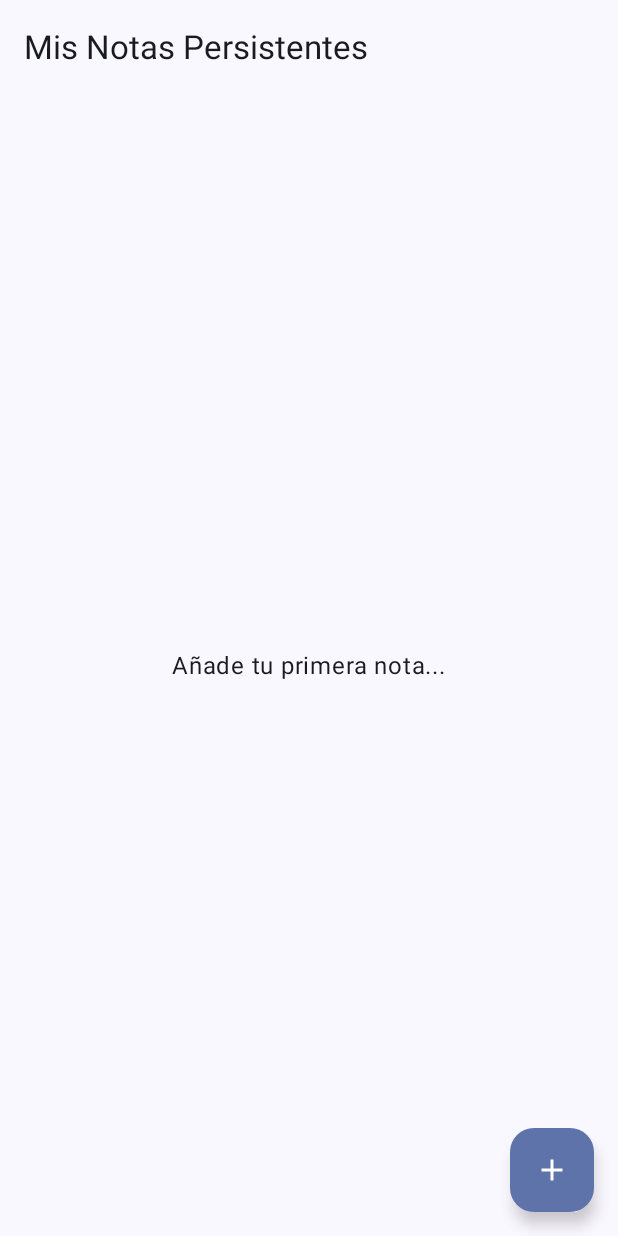
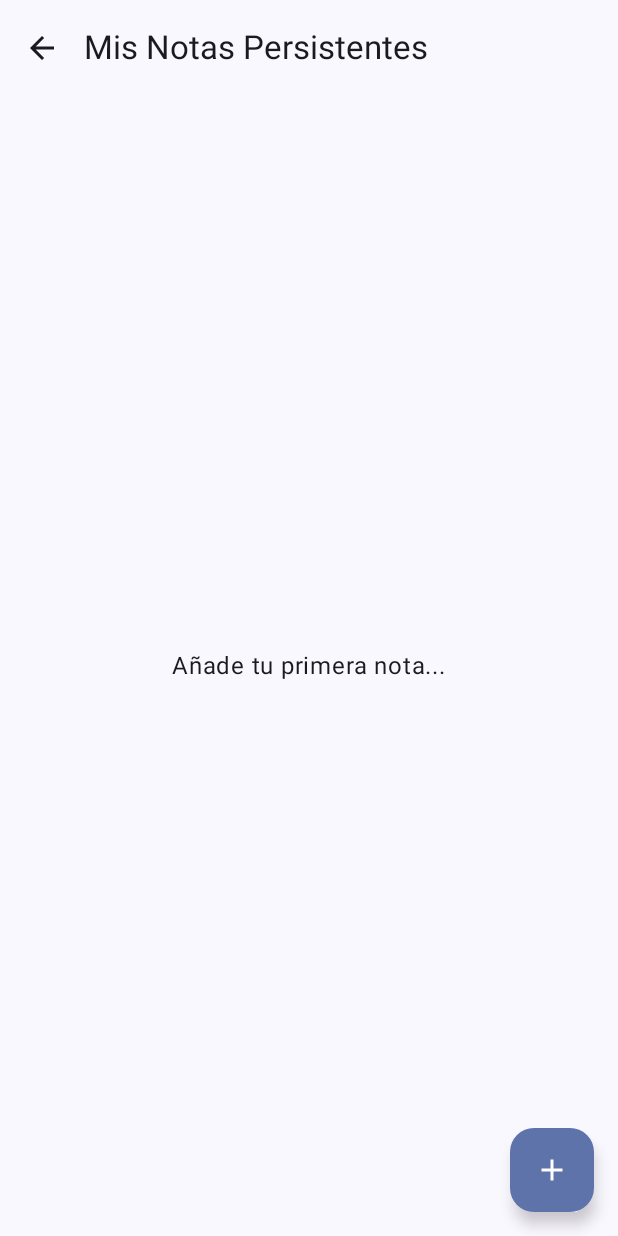
Before and after one commit to Estefano-Y/Healing, an Android app built with Jetpack Compose: the notes screen opened through its navigation route, on a phone screen of 412 x 824 dp. Run offline under Robolectric (Android 15) with nearby library versions, the phone set to English and light mode, and no system bars; our stand-ins replace Room's generated code, accompanist; libraries missing offline, so code that uses them is left out: com.google.accompanist.navigation.

```diff
--- a/app/build.gradle.kts
+++ b/app/build.gradle.kts
@@ -43,6 +43,9 @@ dependencies {
     implementation(libs.androidx.activity.compose)
     implementation(libs.androidx.lifecycle.viewmodel.compose)
 
+    // Animaciones para la Navegación
+    implementation("com.google.accompanist:accompanist-navigation-animation:0.32.0")
+
     // Dependencias de Compose UI
     implementation(libs.androidx.compose.ui)
     implementation(libs.androidx.compose.ui.graphics)
--- a/app/src/main/java/cl/tuusuario/healing/ui/screens/patient/NotesScreen.kt
+++ b/app/src/main/java/cl/tuusuario/healing/ui/screens/patient/NotesScreen.kt
@@ -1,11 +1,19 @@
 // El 'package' es correcto gracias al movimiento de la carpeta
 package cl.tuusuario.healing.ui.screens.patient
 
+// Imports adicionales para las animaciones
+import androidx.compose.animation.AnimatedVisibility
+import androidx.compose.animation.core.Spring
+import androidx.compose.animation.core.spring
+import androidx.compose.animation.scaleIn
+import androidx.compose.animation.scaleOut
+import androidx.compose.foundation.ExperimentalFoundationApi // <-- Necesario para animateItemPlacement
 import androidx.compose.foundation.layout.*
 import androidx.compose.foundation.lazy.LazyColumn
 import androidx.compose.foundation.lazy.items // <-- Import correcto para LazyColumn
 import androidx.compose.material.icons.Icons
 import androidx.compose.material.icons.filled.Add
+import androidx.compose.material.icons.filled.ArrowBack // <-- Import para el botón de atrás
 import androidx.compose.material.icons.filled.Delete
 import androidx.compose.material3.*
 import androidx.compose.runtime.*
@@ -24,7 +32,8 @@ import cl.tuusuario.healing.ui.screens.patient.notes.NotesViewModel
 import cl.tuusuario.healing.ui.screens.patient.notes.NotesViewModelFactory
 import kotlinx.coroutines.launch
 
-@OptIn(ExperimentalMaterial3Api::class)
+// OptIn para ExperimentalFoundationApi
+@OptIn(ExperimentalMaterial3Api::class, ExperimentalFoundationApi::class)
 @Composable
 fun NotesScreen(
     onBack: () -> Unit
@@ -39,10 +48,27 @@ fun NotesScreen(
     val coroutineScope = rememberCoroutineScope()
 
     Scaffold(
-        topBar = { TopAppBar(title = { Text("Mis Notas Persistentes") }) },
+        topBar = {
+            TopAppBar(
+                title = { Text("Mis Notas Persistentes") },
+                // Añadimos un botón de navegación para volver atrás
+                navigationIcon = {
+                    IconButton(onClick = onBack) {
+                        Icon(Icons.Default.ArrowBack, contentDescription = "Volver")
+                    }
+                }
+            )
+        },
         floatingActionButton = {
-            FloatingActionButton(onClick = { showAddNoteDialog = true }) {
-                Icon(Icons.Default.Add, contentDescription = "Añadir Nota")
+            // --- Animación 3: AnimatedVisibility para el FAB ---
+            AnimatedVisibility(
+                visible = true, // Puedes cambiar esto por un estado si quieres que se oculte al hacer scroll
+                enter = scaleIn(),
+                exit = scaleOut()
+            ) {
+                FloatingActionButton(onClick = { showAddNoteDialog = true }) {
+                    Icon(Icons.Default.Add, contentDescription = "Añadir Nota")
+                }
             }
         },
         snackbarHost = { SnackbarHost(hostState = snackbarHostState) }
@@ -58,7 +84,6 @@ fun NotesScreen(
                     contentPadding = PaddingValues(16.dp),
                     verticalArrangement = Arrangement.spacedBy(12.dp)
                 ) {
-                    // --- SINTAXIS DE ITEMS CORREGIDA ---
                     items(
                         items = uiState.notes,
                         key = { note -> note.id } // La key sigue siendo el id
@@ -76,8 +101,17 @@ fun NotesScreen(
                                     if (result == SnackbarResult.ActionPerformed) {
                                         viewModel.undoDelete()
                                     }
+
                                 }
-                            }
+                            },
+                            // --- Animación 2: Reordenamiento de Listas ---
+                            // Pasamos el modifier al item para animar su posición
+                            modifier = Modifier.animateItemPlacement(
+                                animationSpec = spring(
+                                    dampingRatio = Spring.DampingRatioMediumBouncy,
+                                    stiffness = Spring.StiffnessLow
+                                )
+                            )
                         )
                     }
                 }
@@ -96,10 +130,14 @@ fun NotesScreen(
     }
 }
 
-// El parámetro ahora es de tipo 'Note', que es la clase correcta
+// Se añade el parámetro 'modifier' a NoteItem
 @Composable
-fun NoteItem(note: Note, onDelete: () -> Unit) {
-    Card(modifier = Modifier.fillMaxWidth(), elevation = CardDefaults.cardElevation(defaultElevation = 2.dp)) {
+fun NoteItem(note: Note, onDelete: () -> Unit, modifier: Modifier = Modifier) {
+    Card(
+        // Se usa el modifier en el Card
+        modifier = modifier.fillMaxWidth(),
+        elevation = CardDefaults.cardElevation(defaultElevation = 2.dp)
+    ) {
         Row(
             modifier = Modifier
                 .fillMaxWidth()
```
Also changed, not shown: app/src/main/java/cl/tuusuario/healing/ui/navigation/AppNav.kt (+43 -20 lines), app/src/main/java/cl/tuusuario/healing/ui/screens/patient/PatientHomeScreen.kt (+45 -16 lines).
